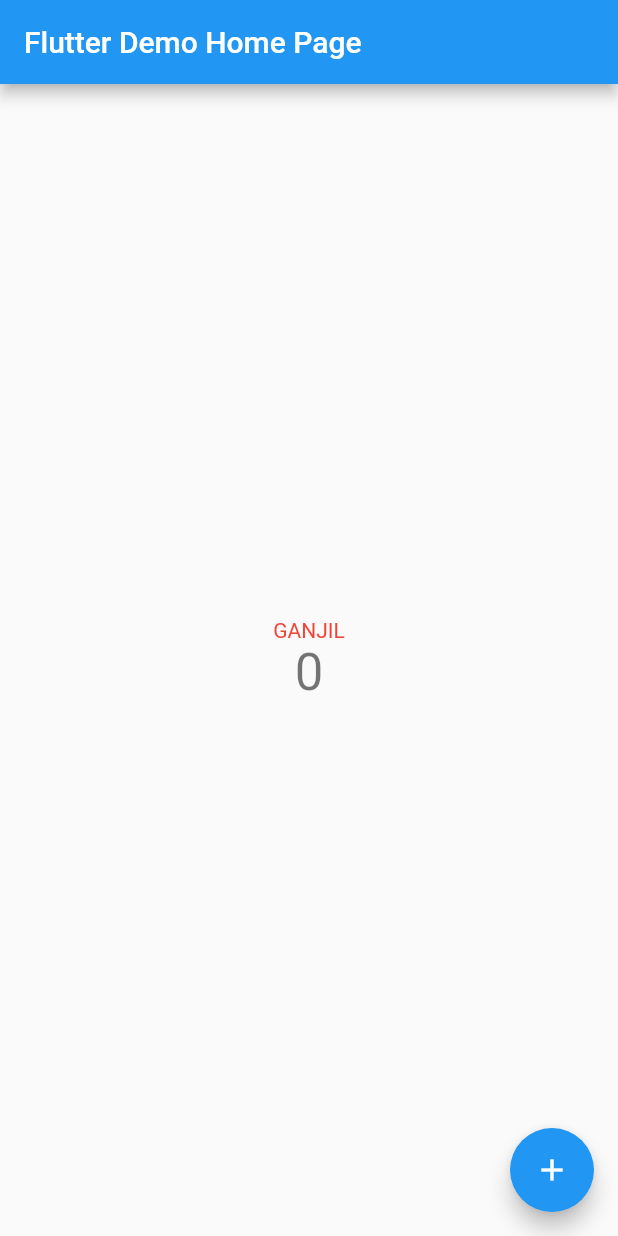
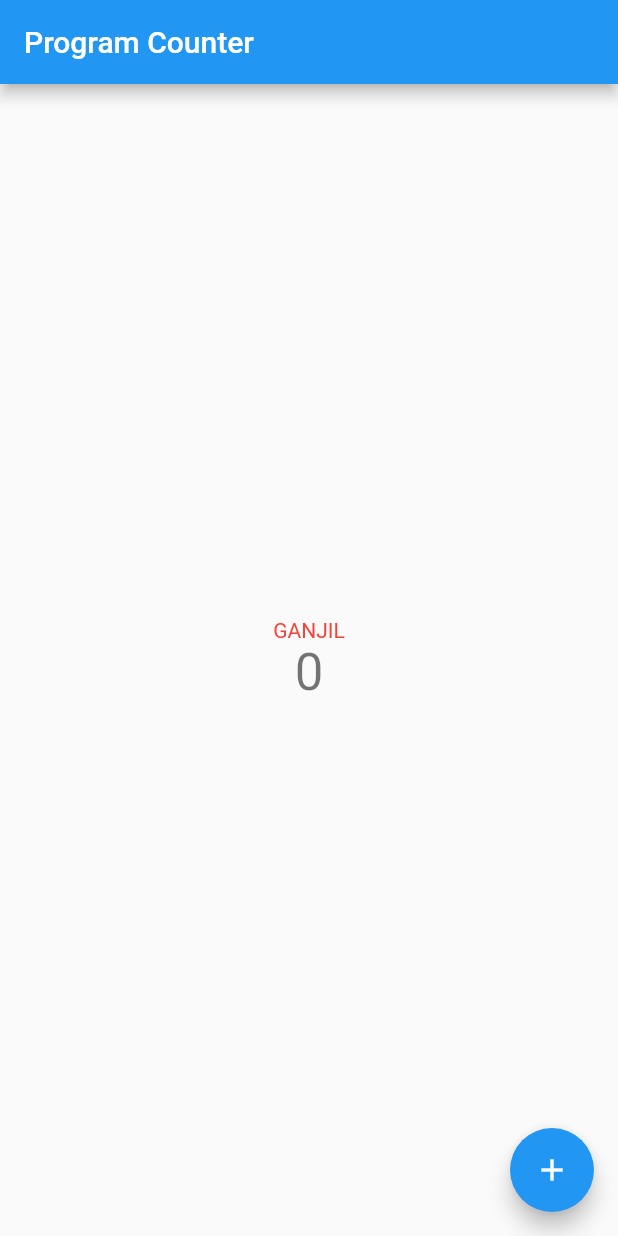
Before and after one commit to rorre/pbp-flutter-lab, a Flutter app: the MyHomePage screen opened directly, after a tap on the "add" icon, after a tap on the "remove" icon, on a phone screen of 412 x 824 dp. Run offline on Flutter 3.47's test engine with Material 2 defaults, Android fonts, the phone set to English and light mode, and no system bars.

Commit message:
Rename title and add condition for dec

```diff
--- a/lib/main.dart
+++ b/lib/main.dart
@@ -11,7 +11,7 @@ class MyApp extends StatelessWidget {
   @override
   Widget build(BuildContext context) {
     return MaterialApp(
-      title: 'Flutter Demo',
+      title: 'Program Counter',
       theme: ThemeData(
         // This is the theme of your application.
         //
@@ -24,7 +24,7 @@ class MyApp extends StatelessWidget {
         // is not restarted.
         primarySwatch: Colors.blue,
       ),
-      home: const MyHomePage(title: 'Flutter Demo Home Page'),
+      home: const MyHomePage(title: 'Program Counter'),
     );
   }
 }
@@ -63,7 +63,7 @@ class _MyHomePageState extends State<MyHomePage> {
 
   void _decrementCounter() {
     setState(() {
-      _counter--;
+      if (_counter > 0) _counter--;
     });
   }
 
```
